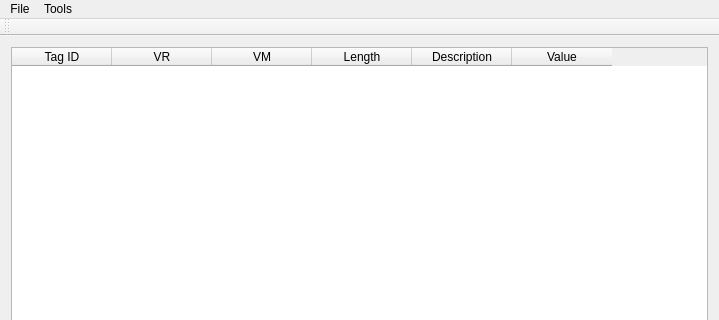
Old version of the form DICOM-Viewer/DICOM-Viewer/DICOMViewer.ui in the repository GavriloviciEduard/DICOM-Extractor-Viewer; both pictures show x 0 to 719 and y 0 to 320 of the 719 by 514 pixel window.
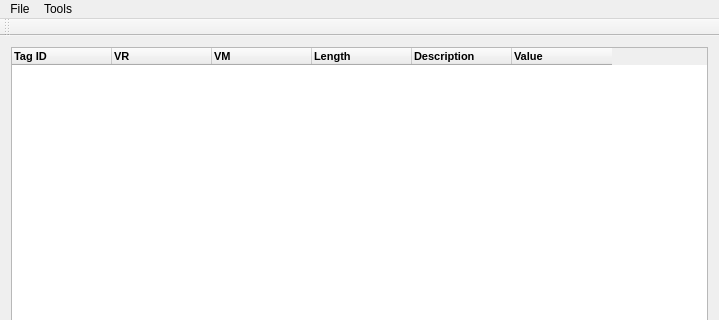
New version of the form.

Diff of the .ui file:
```diff
--- a/DICOM-Viewer/DICOM-Viewer/DICOMViewer.ui
+++ b/DICOM-Viewer/DICOM-Viewer/DICOMViewer.ui
@@ -39,31 +39,91 @@
        <property name="text">
         <string>Tag ID</string>
        </property>
+       <property name="font">
+        <font>
+         <pointsize>8</pointsize>
+         <weight>75</weight>
+         <bold>true</bold>
+        </font>
+       </property>
+       <property name="textAlignment">
+        <set>AlignLeading|AlignTop</set>
+       </property>
       </column>
       <column>
        <property name="text">
         <string>VR</string>
        </property>
+       <property name="font">
+        <font>
+         <pointsize>8</pointsize>
+         <weight>75</weight>
+         <bold>true</bold>
+        </font>
+       </property>
+       <property name="textAlignment">
+        <set>AlignLeading|AlignTop</set>
+       </property>
       </column>
       <column>
        <property name="text">
         <string>VM</string>
        </property>
+       <property name="font">
+        <font>
+         <pointsize>8</pointsize>
+         <weight>75</weight>
+         <bold>true</bold>
+        </font>
+       </property>
+       <property name="textAlignment">
+        <set>AlignLeading|AlignTop</set>
+       </property>
       </column>
       <column>
        <property name="text">
         <string>Length</string>
        </property>
+       <property name="font">
+        <font>
+         <pointsize>8</pointsize>
+         <weight>75</weight>
+         <bold>true</bold>
+        </font>
+       </property>
+       <property name="textAlignment">
+        <set>AlignLeading|AlignTop</set>
+       </property>
       </column>
       <column>
        <property name="text">
         <string>Description</string>
        </property>
+       <property name="font">
+        <font>
+         <pointsize>8</pointsize>
+         <weight>75</weight>
+         <bold>true</bold>
+        </font>
+       </property>
+       <property name="textAlignment">
+        <set>AlignLeading|AlignTop</set>
+       </property>
       </column>
       <column>
        <property name="text">
         <string>Value</string>
        </property>
+       <property name="font">
+        <font>
+         <pointsize>8</pointsize>
+         <weight>75</weight>
+         <bold>true</bold>
+        </font>
+       </property>
+       <property name="textAlignment">
+        <set>AlignLeading|AlignTop</set>
+       </property>
       </column>
      </widget>
     </item>
```
